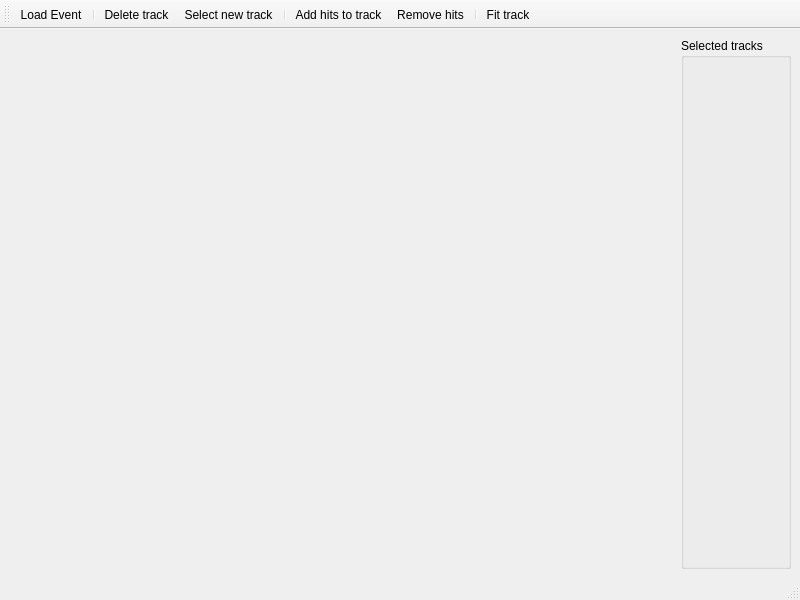
Before: the Qt Designer form STRT/view/mainwindow.ui in vladkrylov/mTPC, drawn with Qt 5.
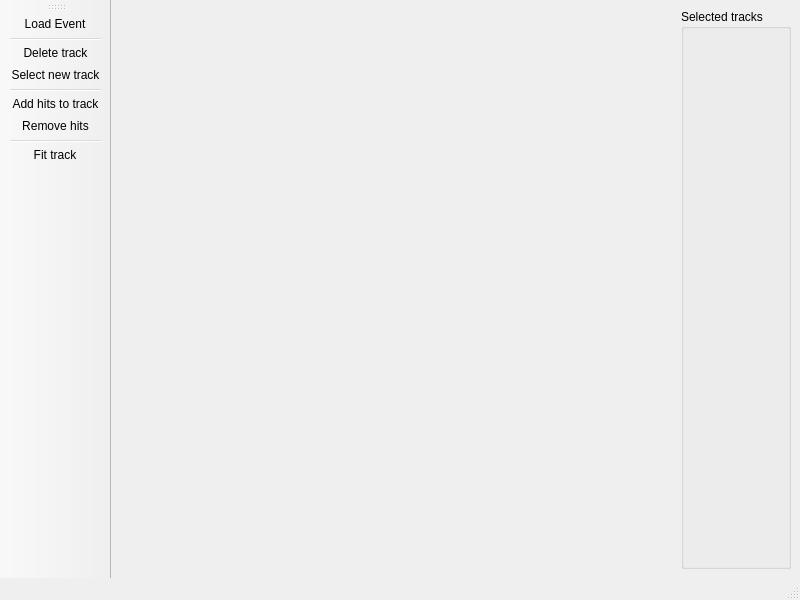
After: the same form once the commit is applied. Icons and pictures are not drawn.

```diff
--- a/STRT/view/mainwindow.ui
+++ b/STRT/view/mainwindow.ui
@@ -15,7 +15,26 @@
   </property>
   <widget class="QWidget" name="centralwidget">
    <layout class="QGridLayout" name="gridLayout">
-    <item row="0" column="1">
+    <item row="0" column="0">
+     <layout class="QHBoxLayout" name="horizontalLayout">
+      <item>
+       <layout class="QVBoxLayout" name="verticalLayout">
+        <item>
+         <widget class="QWidget" name="matplotlibToolbar" native="true"/>
+        </item>
+        <item>
+         <widget class="QWidget" name="plotWidget" native="true">
+          <property name="sizePolicy">
+           <sizepolicy hsizetype="Expanding" vsizetype="Preferred">
+            <horstretch>0</horstretch>
+            <verstretch>0</verstretch>
+           </sizepolicy>
+          </property>
+         </widget>
+        </item>
+       </layout>
+      </item>
+      <item>
      <widget class="QGroupBox" name="groupBox">
       <property name="sizePolicy">
        <sizepolicy hsizetype="Expanding" vsizetype="Preferred">
@@ -34,15 +53,7 @@
       </property>
      </widget>
     </item>
-    <item row="0" column="0">
-     <widget class="QWidget" name="plotWidget" native="true">
-      <property name="sizePolicy">
-       <sizepolicy hsizetype="Expanding" vsizetype="Preferred">
-        <horstretch>0</horstretch>
-        <verstretch>0</verstretch>
-       </sizepolicy>
-      </property>
-     </widget>
+     </layout>
     </item>
    </layout>
   </widget>
@@ -61,11 +72,14 @@
    <property name="windowTitle">
     <string>toolBar</string>
    </property>
+   <property name="orientation">
+    <enum>Qt::Vertical</enum>
+   </property>
    <attribute name="toolBarArea">
-    <enum>TopToolBarArea</enum>
+    <enum>LeftToolBarArea</enum>
    </attribute>
    <attribute name="toolBarBreak">
-    <bool>false</bool>
+    <bool>true</bool>
    </attribute>
    <addaction name="action_load_event"/>
    <addaction name="separator"/>
```
Lines whose indentation alone changed are shown as unchanged.
